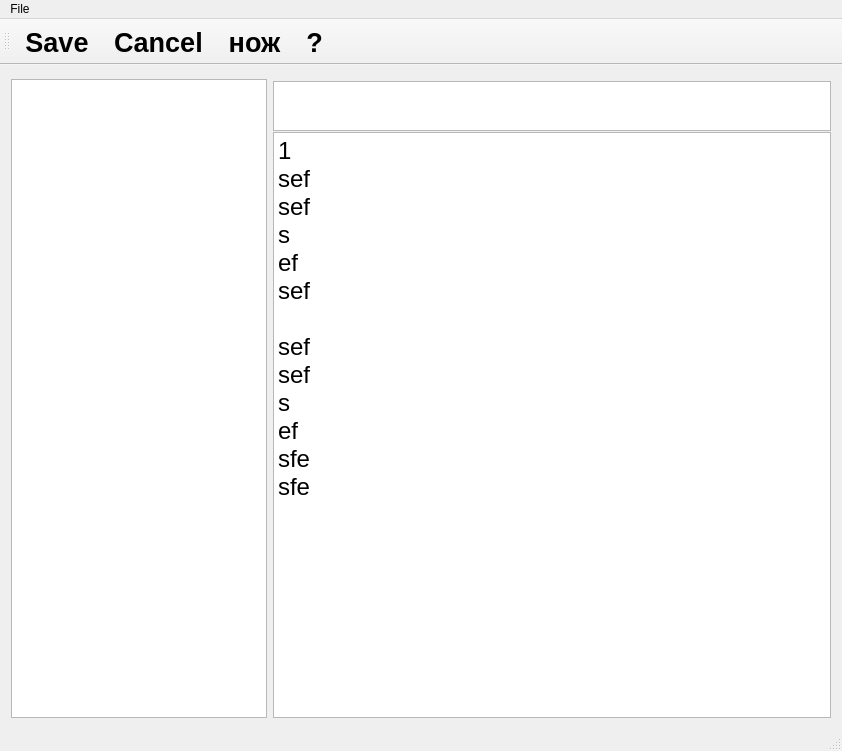
Before: the Qt Designer form mainwindow.ui in dmushynska/Utext, drawn with Qt 5.
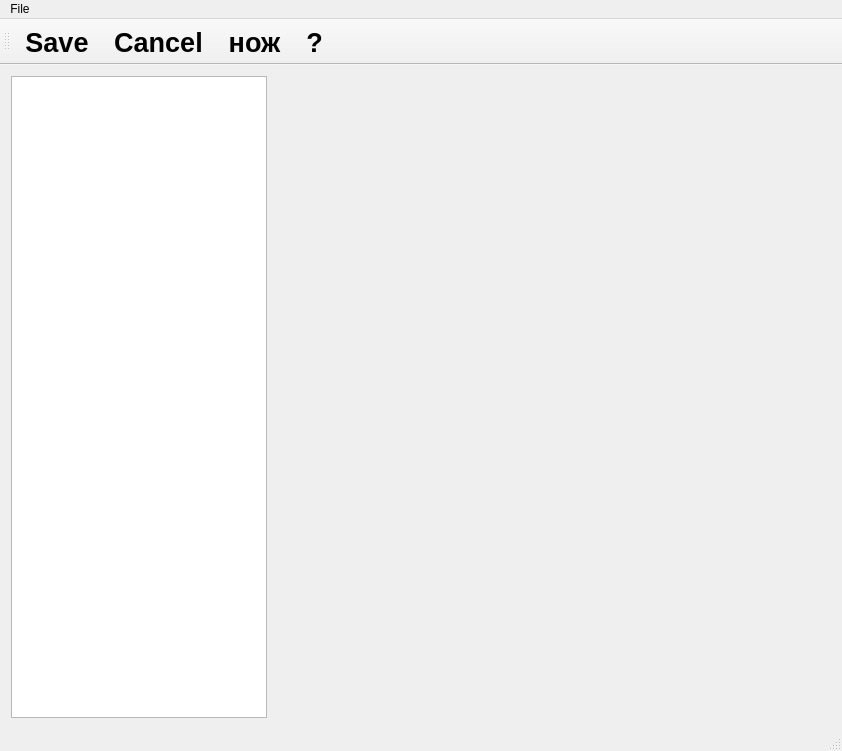
After: the same form once the commit is applied.

Diff of the .ui file:
```diff
--- a/mainwindow.ui
+++ b/mainwindow.ui
@@ -27,7 +27,7 @@
     <item>
      <layout class="QVBoxLayout" name="verticalLayout">
       <property name="topMargin">
-       <number>3</number>
+       <number>0</number>
       </property>
       <item>
        <widget class="QTableView" name="tableView">
@@ -59,163 +59,52 @@
        <number>0</number>
       </property>
       <item>
-       <widget class="QListWidget" name="listWidget">
-        <property name="sizePolicy">
-         <sizepolicy hsizetype="Expanding" vsizetype="Preferred">
-          <horstretch>0</horstretch>
-          <verstretch>0</verstretch>
-         </sizepolicy>
-        </property>
-        <property name="minimumSize">
-         <size>
-          <width>0</width>
-          <height>50</height>
-         </size>
-        </property>
-        <property name="maximumSize">
-         <size>
-          <width>16777215</width>
-          <height>40</height>
-         </size>
-        </property>
-        <property name="flow">
-         <enum>QListView::LeftToRight</enum>
-        </property>
-        <property name="spacing">
-         <number>-1</number>
-        </property>
-        <property name="gridSize">
-         <size>
-          <width>50</width>
-          <height>0</height>
-         </size>
-        </property>
-       </widget>
-      </item>
-      <item>
-       <widget class="QStackedWidget" name="stackedWidget">
+       <widget class="QTabWidget" name="tabWidget">
         <property name="sizePolicy">
          <sizepolicy hsizetype="Expanding" vsizetype="Expanding">
           <horstretch>0</horstretch>
           <verstretch>0</verstretch>
          </sizepolicy>
         </property>
-        <property name="lineWidth">
-         <number>0</number>
+        <property name="minimumSize">
+         <size>
+          <width>548</width>
+          <height>0</height>
+         </size>
+        </property>
+        <property name="tabPosition">
+         <enum>QTabWidget::North</enum>
+        </property>
+        <property name="tabShape">
+         <enum>QTabWidget::Rounded</enum>
         </property>
         <property name="currentIndex">
          <number>0</number>
         </property>
-        <widget class="QWidget" name="stackedWidgetPage1">
-         <layout class="QHBoxLayout" name="horizontalLayout_2">
-          <property name="spacing">
-           <number>0</number>
-          </property>
-          <property name="leftMargin">
-           <number>0</number>
-          </property>
-          <property name="topMargin">
-           <number>0</number>
-          </property>
-          <property name="rightMargin">
-           <number>0</number>
-          </property>
-          <property name="bottomMargin">
-           <number>0</number>
-          </property>
-          <item>
-           <widget class="QTextEdit" name="textEdit">
-            <property name="font">
-             <font>
-              <pointsize>18</pointsize>
-             </font>
-            </property>
-            <property name="focusPolicy">
-             <enum>Qt::StrongFocus</enum>
-            </property>
-            <property name="verticalScrollBarPolicy">
-             <enum>Qt::ScrollBarAsNeeded</enum>
-            </property>
-            <property name="horizontalScrollBarPolicy">
-             <enum>Qt::ScrollBarAlwaysOff</enum>
-            </property>
-            <property name="sizeAdjustPolicy">
-             <enum>QAbstractScrollArea::AdjustIgnored</enum>
-            </property>
-            <property name="lineWrapMode">
-             <enum>QTextEdit::WidgetWidth</enum>
-            </property>
-            <property name="html">
-             <string>&lt;!DOCTYPE HTML PUBLIC &quot;-//W3C//DTD HTML 4.0//EN&quot; &quot;http://www.w3.org/TR/REC-html40/strict.dtd&quot;&gt;
-&lt;html&gt;&lt;head&gt;&lt;meta name=&quot;qrichtext&quot; content=&quot;1&quot; /&gt;&lt;style type=&quot;text/css&quot;&gt;
-p, li { white-space: pre-wrap; }
-&lt;/style&gt;&lt;/head&gt;&lt;body style=&quot; font-family:'.SF NS Text'; font-size:18pt; font-weight:400; font-style:normal;&quot;&gt;
-&lt;p style=&quot; margin-top:0px; margin-bottom:0px; margin-left:0px; margin-right:0px; -qt-block-indent:0; text-indent:0px;&quot;&gt;1&lt;/p&gt;
-&lt;p style=&quot; margin-top:0px; margin-bottom:0px; margin-left:0px; margin-right:0px; -qt-block-indent:0; text-indent:0px;&quot;&gt;sef&lt;/p&gt;
-&lt;p style=&quot; margin-top:0px; margin-bottom:0px; margin-left:0px; margin-right:0px; -qt-block-indent:0; text-indent:0px;&quot;&gt;sef&lt;/p&gt;
-&lt;p style=&quot; margin-top:0px; margin-bottom:0px; margin-left:0px; margin-right:0px; -qt-block-indent:0; text-indent:0px;&quot;&gt;s&lt;/p&gt;
-&lt;p style=&quot; margin-top:0px; margin-bottom:0px; margin-left:0px; margin-right:0px; -qt-block-indent:0; text-indent:0px;&quot;&gt;ef&lt;/p&gt;
-&lt;p style=&quot; margin-top:0px; margin-bottom:0px; margin-left:0px; margin-right:0px; -qt-block-indent:0; text-indent:0px;&quot;&gt;sef&lt;/p&gt;
-&lt;p style=&quot;-qt-paragraph-type:empty; margin-top:0px; margin-bottom:0px; margin-left:0px; margin-right:0px; -qt-block-indent:0; text-indent:0px;&quot;&gt;&lt;br /&gt;&lt;/p&gt;
-&lt;p style=&quot; margin-top:0px; margin-bottom:0px; margin-left:0px; margin-right:0px; -qt-block-indent:0; text-indent:0px;&quot;&gt;sef&lt;/p&gt;
-&lt;p style=&quot; margin-top:0px; margin-bottom:0px; margin-left:0px; margin-right:0px; -qt-block-indent:0; text-indent:0px;&quot;&gt;sef&lt;/p&gt;
-&lt;p style=&quot; margin-top:0px; margin-bottom:0px; margin-left:0px; margin-right:0px; -qt-block-indent:0; text-indent:0px;&quot;&gt;s&lt;/p&gt;
-&lt;p style=&quot; margin-top:0px; margin-bottom:0px; margin-left:0px; margin-right:0px; -qt-block-indent:0; text-indent:0px;&quot;&gt;ef&lt;/p&gt;
-&lt;p style=&quot; margin-top:0px; margin-bottom:0px; margin-left:0px; margin-right:0px; -qt-block-indent:0; text-indent:0px;&quot;&gt;sfe&lt;/p&gt;
-&lt;p style=&quot; margin-top:0px; margin-bottom:0px; margin-left:0px; margin-right:0px; -qt-block-indent:0; text-indent:0px;&quot;&gt;sfe&lt;/p&gt;&lt;/body&gt;&lt;/html&gt;</string>
-            </property>
-            <property name="tabStopWidth">
-             <number>80</number>
-            </property>
-           </widget>
-          </item>
-         </layout>
-        </widget>
-        <widget class="QWidget" name="page">
-         <layout class="QHBoxLayout" name="horizontalLayout_4">
-          <item>
-           <widget class="QTextEdit" name="textEdit_3">
-            <property name="html">
-             <string>&lt;!DOCTYPE HTML PUBLIC &quot;-//W3C//DTD HTML 4.0//EN&quot; &quot;http://www.w3.org/TR/REC-html40/strict.dtd&quot;&gt;
-&lt;html&gt;&lt;head&gt;&lt;meta name=&quot;qrichtext&quot; content=&quot;1&quot; /&gt;&lt;style type=&quot;text/css&quot;&gt;
-p, li { white-space: pre-wrap; }
-&lt;/style&gt;&lt;/head&gt;&lt;body style=&quot; font-family:'.SF NS Text'; font-size:13pt; font-weight:400; font-style:normal;&quot;&gt;
-&lt;p style=&quot; margin-top:0px; margin-bottom:0px; margin-left:0px; margin-right:0px; -qt-block-indent:0; text-indent:0px;&quot;&gt;2&lt;/p&gt;&lt;/body&gt;&lt;/html&gt;</string>
-            </property>
-           </widget>
-          </item>
-         </layout>
-        </widget>
-        <widget class="QWidget" name="page_2">
-         <layout class="QHBoxLayout" name="horizontalLayout_3">
-          <item>
-           <widget class="QTextEdit" name="textEdit_2">
-            <property name="html">
-             <string>&lt;!DOCTYPE HTML PUBLIC &quot;-//W3C//DTD HTML 4.0//EN&quot; &quot;http://www.w3.org/TR/REC-html40/strict.dtd&quot;&gt;
-&lt;html&gt;&lt;head&gt;&lt;meta name=&quot;qrichtext&quot; content=&quot;1&quot; /&gt;&lt;style type=&quot;text/css&quot;&gt;
-p, li { white-space: pre-wrap; }
-&lt;/style&gt;&lt;/head&gt;&lt;body style=&quot; font-family:'.SF NS Text'; font-size:13pt; font-weight:400; font-style:normal;&quot;&gt;
-&lt;p style=&quot; margin-top:0px; margin-bottom:0px; margin-left:0px; margin-right:0px; -qt-block-indent:0; text-indent:0px;&quot;&gt;3&lt;/p&gt;&lt;/body&gt;&lt;/html&gt;</string>
-            </property>
-           </widget>
-          </item>
-         </layout>
-        </widget>
-        <widget class="QWidget" name="stackedWidgetPage2">
-         <layout class="QHBoxLayout" name="horizontalLayout_5">
-          <item>
-           <widget class="QTextEdit" name="textEdit_4">
-            <property name="html">
-             <string>&lt;!DOCTYPE HTML PUBLIC &quot;-//W3C//DTD HTML 4.0//EN&quot; &quot;http://www.w3.org/TR/REC-html40/strict.dtd&quot;&gt;
-&lt;html&gt;&lt;head&gt;&lt;meta name=&quot;qrichtext&quot; content=&quot;1&quot; /&gt;&lt;style type=&quot;text/css&quot;&gt;
-p, li { white-space: pre-wrap; }
-&lt;/style&gt;&lt;/head&gt;&lt;body style=&quot; font-family:'.SF NS Text'; font-size:13pt; font-weight:400; font-style:normal;&quot;&gt;
-&lt;p style=&quot; margin-top:0px; margin-bottom:0px; margin-left:0px; margin-right:0px; -qt-block-indent:0; text-indent:0px;&quot;&gt;4&lt;/p&gt;&lt;/body&gt;&lt;/html&gt;</string>
-            </property>
-           </widget>
-          </item>
-         </layout>
-        </widget>
+        <property name="iconSize">
+         <size>
+          <width>100</width>
+          <height>20</height>
+         </size>
+        </property>
+        <property name="elideMode">
+         <enum>Qt::ElideRight</enum>
+        </property>
+        <property name="usesScrollButtons">
+         <bool>true</bool>
+        </property>
+        <property name="documentMode">
+         <bool>true</bool>
+        </property>
+        <property name="tabsClosable">
+         <bool>true</bool>
+        </property>
+        <property name="movable">
+         <bool>true</bool>
+        </property>
+        <property name="tabBarAutoHide">
+         <bool>false</bool>
+        </property>
        </widget>
       </item>
      </layout>
```
Left out of the diff: 2 changed lines with no effect on the pictures.
